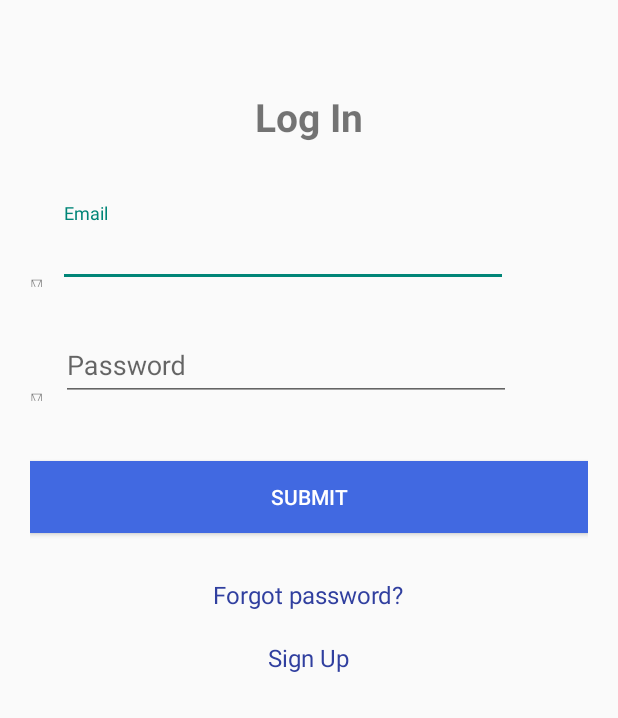
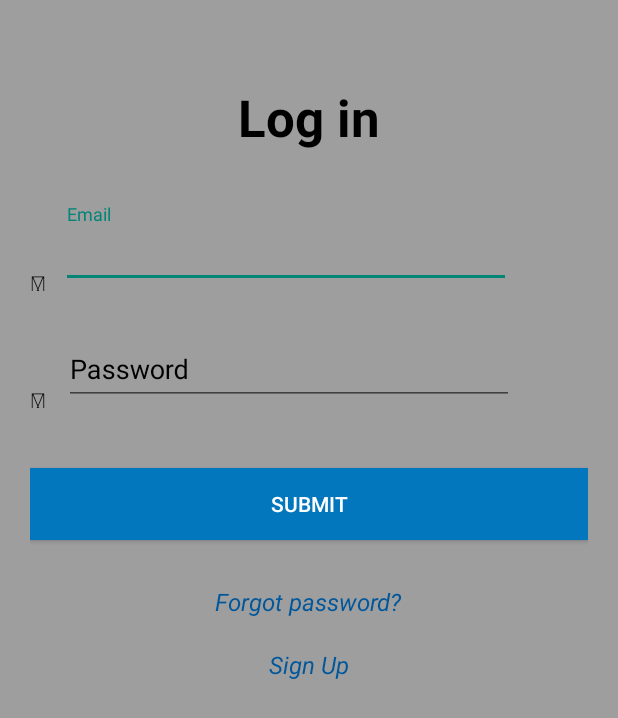
Before and after one commit to Shashank58/Custom-Camera-App, an Android app: the layout activity_log_in.xml on its own in the app's theme, with its tools: preview values and no code run, on a phone screen of 412 x 824 dp. Shown: the top 718 px of the screen. Run offline under Robolectric (Android 15) with nearby library versions, the phone set to English and light mode, and no system bars.

Commit message:
Modified log in layout

```diff
--- a/app/src/main/AndroidManifest.xml
+++ b/app/src/main/AndroidManifest.xml
@@ -28,13 +28,13 @@
         <activity android:name=".SignUp" >
         </activity>
         <activity android:name=".LogInActivity" >
-        </activity>
-        <activity android:name=".LibraryActivity" >
             <intent-filter>
                 <action android:name="android.intent.action.MAIN" />
 
                 <category android:name="android.intent.category.LAUNCHER" />
             </intent-filter>
+        </activity>
+        <activity android:name=".LibraryActivity" >
         </activity>
         <activity
             android:name=".DetailActivity"
--- a/app/src/main/res/layout/activity_log_in.xml
+++ b/app/src/main/res/layout/activity_log_in.xml
@@ -10,36 +10,41 @@
     android:paddingTop="@dimen/activity_vertical_margin"
     android:paddingBottom="@dimen/activity_vertical_margin"
     tools:context="com.cybrilla.shashank.liborg.LogInActivity"
-    android:orientation="vertical">
+    android:orientation="vertical"
+    android:background="#9E9E9E">
 
     <TextView
         android:layout_width="wrap_content"
         android:layout_height="wrap_content"
         android:id="@+id/logIn"
         android:text="@string/login"
-        android:textSize="26sp"
+        android:textSize="34sp"
         android:textStyle="bold"
         android:layout_gravity="center_horizontal"
-        android:layout_marginTop="40dp"/>
+        android:layout_marginTop="35dp"
+        android:textColor="@color/navigationBarColor"/>
 
     <LinearLayout
         android:layout_width="wrap_content"
         android:layout_height="wrap_content"
         android:orientation="horizontal"
-        android:layout_marginTop="40dp">
+        android:layout_marginTop="35dp">
 
         <TextView
             android:layout_width="wrap_content"
             android:layout_height="wrap_content"
             android:id="@+id/mailIcon"
             android:text="@string/mailIcon"
-            android:textSize="20sp"
-            android:layout_marginTop="25dp"/>
+            android:textSize="24sp"
+            android:layout_marginTop="25dp"
+            android:textColor="@color/navigationBarColor"/>
 
         <android.support.design.widget.TextInputLayout
             android:layout_width="match_parent"
             android:layout_height="wrap_content"
-            app:hintAnimationEnabled="true">
+            app:hintAnimationEnabled="true"
+            android:textColorHint="@color/navigationBarColor"
+            android:textColor="@color/navigationBarColor">
 
             <EditText
                 android:layout_width="300dp"
@@ -47,7 +52,8 @@
                 android:id="@+id/loginEmail"
                 android:hint="@string/email"
                 android:layout_marginTop="50dp"
-                android:layout_marginLeft="10dp"/>
+                android:layout_marginLeft="10dp"
+                android:textColor="@color/navigationBarColor"/>
 
         </android.support.design.widget.TextInputLayout>
 
@@ -63,22 +69,26 @@
             android:layout_height="wrap_content"
             android:id="@+id/keyIcon"
             android:text="@string/keyIcon"
-            android:textSize="20sp"
-            android:layout_marginTop="45dp"/>
+            android:textSize="24sp"
+            android:layout_marginTop="45dp"
+            android:textColor="@color/navigationBarColor"/>
 
         <android.support.design.widget.TextInputLayout
             android:layout_width="300dp"
             android:layout_height="wrap_content"
             android:layout_marginTop="20dp"
             android:layout_marginLeft="12dp"
-            app:hintAnimationEnabled="true">
+            app:hintAnimationEnabled="true"
+            android:textColorHint="@color/navigationBarColor"
+            android:textColor="@color/navigationBarColor">
 
             <EditText
                 android:layout_width="match_parent"
                 android:layout_height="wrap_content"
                 android:id="@+id/passwordLogin"
                 android:hint="@string/password"
-                android:layout_marginTop="30dp"/>
+                android:layout_marginTop="30dp"
+                android:textColor="@color/navigationBarColor"/>
 
         </android.support.design.widget.TextInputLayout>
 
@@ -91,7 +101,7 @@
         android:layout_gravity="center_horizontal"
         android:text="@string/submit"
         android:layout_marginTop="40dp"
-        android:background="@color/blue"
+        android:background="#0277BD"
         android:textColor="@color/white"/>
 
     <TextView
@@ -102,7 +112,8 @@
         android:textSize="16sp"
         android:layout_marginTop="30dp"
         android:layout_gravity="center_horizontal"
-        android:textColor="@color/colorPrimaryDark"/>
+        android:textColor="#01579B"
+        android:textStyle="italic"/>
 
     <TextView
         android:layout_width="wrap_content"
@@ -112,6 +123,7 @@
         android:textSize="16sp"
         android:layout_marginTop="20dp"
         android:layout_gravity="center_horizontal"
-        android:textColor="@color/colorPrimaryDark"/>
+        android:textColor="#01579B"
+        android:textStyle="italic"/>
 
 </LinearLayout>
--- a/app/src/main/res/values/strings.xml
+++ b/app/src/main/res/values/strings.xml
@@ -1,7 +1,7 @@
 <resources>
     <string name="app_name">Liborg</string>
     <string name="button">Click A Pic</string>
-    <string name="login">Log In</string>
+    <string name="login">Log in</string>
     <string name="email">Email</string>
     <string name="signUp">Sign Up</string>
     <string name="password">Password</string>
```
